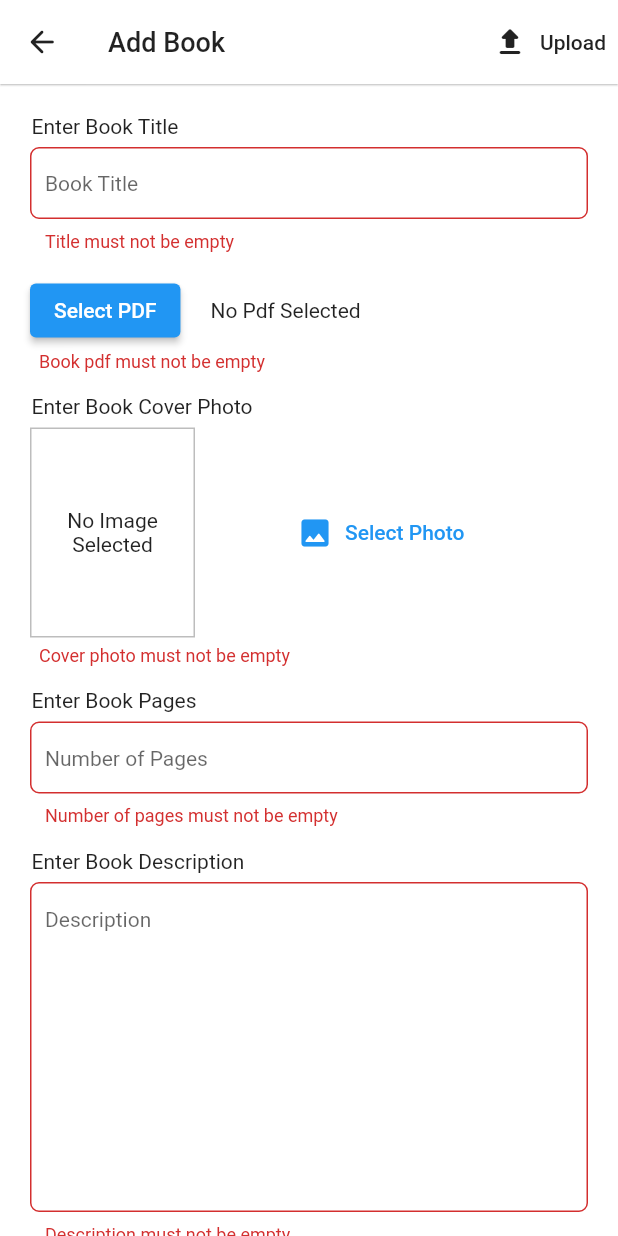
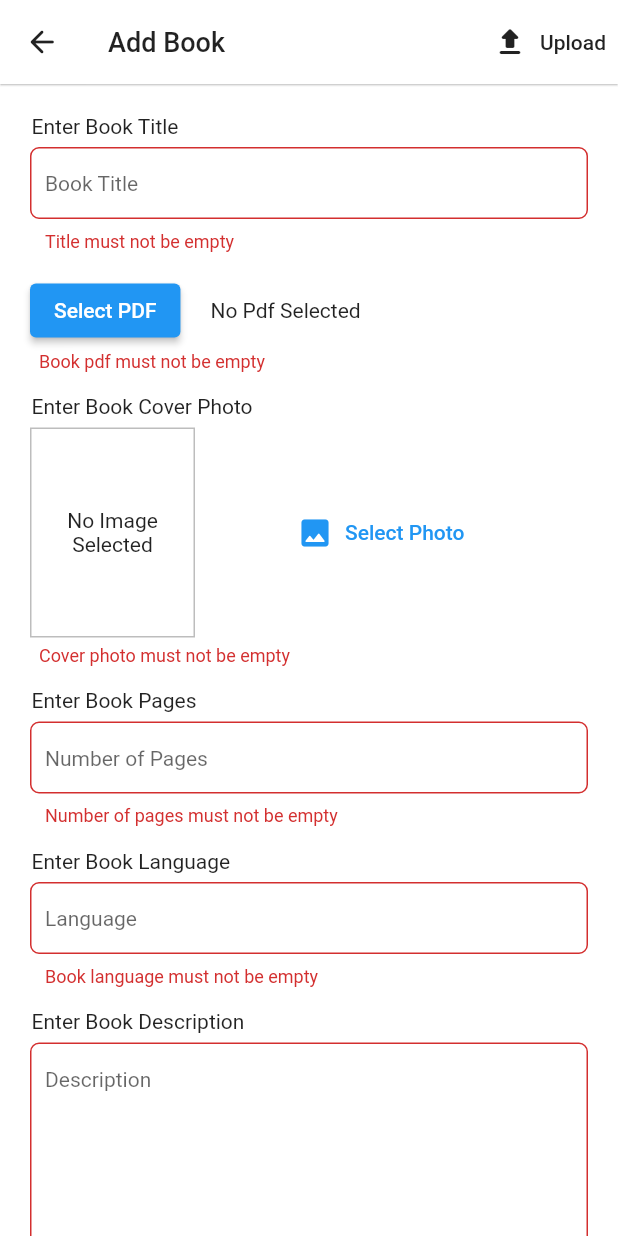
Before and after one commit to Rezuanul-Islam-Fahim/hasper_ebook_admin, a Flutter app: the AddBookScreen screen opened by its route, after a tap on "Upload", on a phone screen of 412 x 824 dp. Run offline on Flutter 3.47's test engine with Material 2 defaults, Android fonts, the phone set to English and light mode, and no system bars; our stand-ins replace cloud_firestore, connectivity_plus, file_picker, firebase_core, firebase_storage, flutter_svg and 2 more; accounts and stored records are empty.

Commit message:
Add language to book model

```diff
--- a/lib/models/book.dart
+++ b/lib/models/book.dart
@@ -6,6 +6,7 @@ class Book {
     @required this.title,
     @required this.pdfUrl,
     @required this.coverPhotoUrl,
+    @required this.language,
     @required this.pages,
     @required this.description,
     @required this.dateTime,
@@ -15,6 +16,7 @@ class Book {
   final String? title;
   final String? pdfUrl;
   final String? coverPhotoUrl;
+  final String? language;
   final int? pages;
   final String? description;
   final DateTime? dateTime;
@@ -25,6 +27,7 @@ class Book {
       title: map['title'],
       pdfUrl: map['pdfUrl'],
       coverPhotoUrl: map['coverPhotoUrl'],
+      language: map['language'],
       pages: map['pages'],
       description: map['description'],
       dateTime: map['dateTime'],
@@ -36,6 +39,7 @@ class Book {
       'title': title,
       'pdfUrl': pdfUrl,
       'coverPhotoUrl': coverPhotoUrl,
+      'language': language,
       'pages': pages,
       'description': description,
       'dateTime': dateTime!.toIso8601String(),
--- a/lib/repositories/db_repository.dart
+++ b/lib/repositories/db_repository.dart
@@ -36,6 +36,7 @@ class DBRepository {
         id: doc.id,
         title: doc.get('title'),
         coverPhotoUrl: doc.get('coverPhotoUrl'),
+        language: doc.get('language'),
         pdfUrl: doc.get('pdfUrl'),
         pages: doc.get('pages'),
         description: doc.get('description'),
@@ -65,6 +66,7 @@ class DBRepository {
           id: _loadedItems[i].id,
           title: _loadedItems[i].get('title'),
           coverPhotoUrl: _loadedItems[i].get('coverPhotoUrl'),
+          language: _loadedItems[i].get('language'),
           pdfUrl: _loadedItems[i].get('pdfUrl'),
           pages: _loadedItems[i].get('pages'),
           description: _loadedItems[i].get('description'),
--- a/lib/screens/add_book_screen/add_book_screen.dart
+++ b/lib/screens/add_book_screen/add_book_screen.dart
@@ -34,6 +34,7 @@ class _AddBookScreenState extends State<AddBookScreen> {
     title: null,
     pdfUrl: null,
     coverPhotoUrl: null,
+    language: null,
     pages: null,
     description: null,
     dateTime: DateTime.now(),
@@ -80,6 +81,7 @@ class _AddBookScreenState extends State<AddBookScreen> {
             title: book!.title,
             pdfUrl: pdfURL,
             coverPhotoUrl: coverPhotoUrl,
+            language: book!.language,
             pages: book!.pages,
             description: book!.description,
             dateTime: book!.dateTime,
@@ -91,6 +93,7 @@ class _AddBookScreenState extends State<AddBookScreen> {
           title: book!.title,
           pdfUrl: pdfURL,
           coverPhotoUrl: coverPhotoUrl,
+          language: book!.language,
           pages: book!.pages,
           description: book!.description,
           dateTime: book!.dateTime,
@@ -145,6 +148,7 @@ class _AddBookScreenState extends State<AddBookScreen> {
       title: book!.title,
       pdfUrl: book!.pdfUrl,
       coverPhotoUrl: book!.coverPhotoUrl,
+      language: book!.language,
       pages: book!.pages,
       description: value,
       dateTime: book!.dateTime,
@@ -206,6 +210,7 @@ class _AddBookScreenState extends State<AddBookScreen> {
                           title: value,
                           pdfUrl: book!.pdfUrl,
                           coverPhotoUrl: book!.coverPhotoUrl,
+                          language: book!.language,
                           pages: book!.pages,
                           description: book!.description,
                           dateTime: book!.dateTime,
@@ -246,6 +251,7 @@ class _AddBookScreenState extends State<AddBookScreen> {
                           title: book!.title,
                           pdfUrl: book!.pdfUrl,
                           coverPhotoUrl: book!.coverPhotoUrl,
+                          language: book!.language,
                           pages: int.parse(value!),
                           description: book!.description,
                           dateTime: book!.dateTime,
@@ -258,6 +264,34 @@ class _AddBookScreenState extends State<AddBookScreen> {
                           return 'Please enter a valid number';
                         } else if (int.parse(value) <= 0) {
                           return 'Please enter a number greater than zero(0)';
+                        }
+
+                        return null;
+                      },
+                    ),
+                    SizedBox(height: 15),
+                    Padding(
+                      padding: const EdgeInsets.only(left: 1),
+                      child: Text('Enter Book Language'),
+                    ),
+                    SizedBox(height: 6),
+                    TextFormField(
+                      decoration: generalFieldDecoration('Language'),
+                      onSaved: (String? value) {
+                        book = Book(
+                          id: book!.id,
+                          title: book!.title,
+                          pdfUrl: book!.pdfUrl,
+                          coverPhotoUrl: book!.coverPhotoUrl,
+                          language: value,
+                          pages: book!.pages,
+                          description: book!.description,
+                          dateTime: book!.dateTime,
+                        );
+                      },
+                      validator: (String? value) {
+                        if (value!.isEmpty) {
+                          return 'Book language must not be empty';
                         }
 
                         return null;
```
